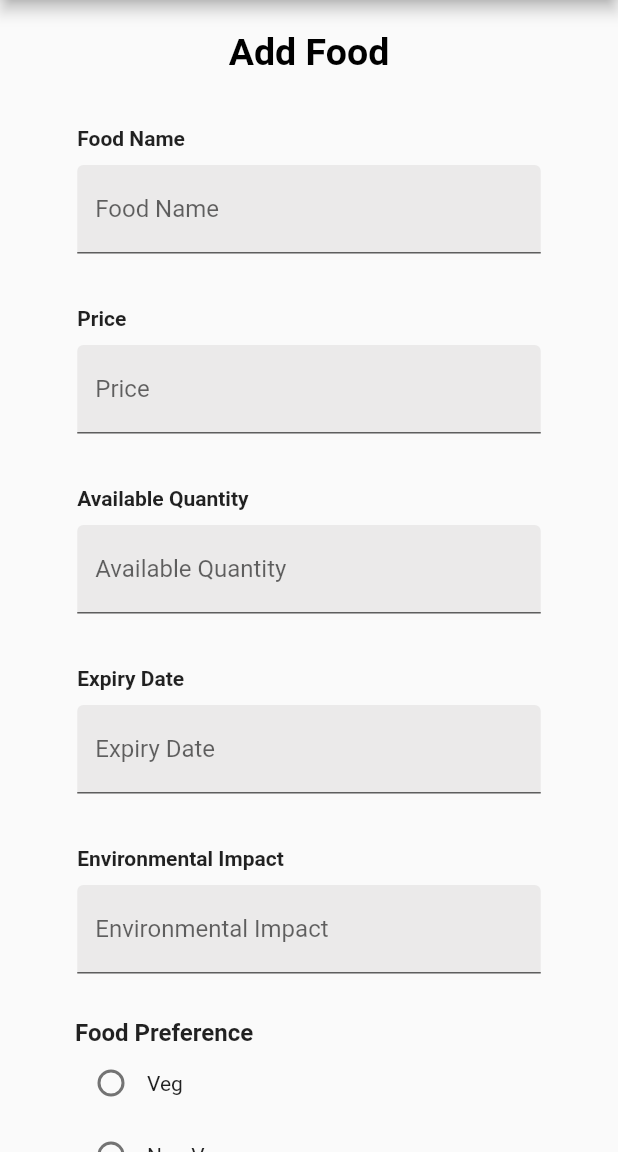
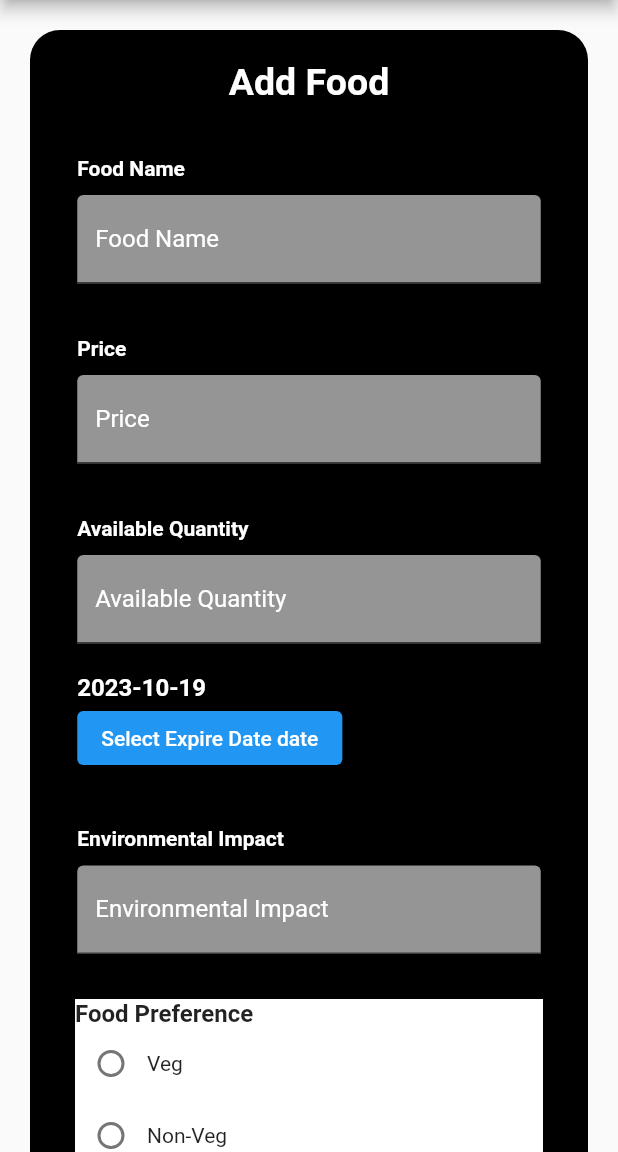
Before and after one commit to maneeshalakshani/Food-Forward, a Flutter app: the DonorAddFoodView screen opened by its route, on a phone screen of 412 x 824 dp, the part 84-1236 px from its top. Run offline on Flutter 3.47's test engine with Material 2 defaults, Android fonts, the phone set to English and light mode, and no system bars; our stand-ins replace auto_route, cloud_firestore, firebase_auth, firebase_core, firebase_storage, fl_chart and 5 more; accounts and stored records are empty; generated files the repository leaves out were written again.

Commit message:
fix: donor changes

```diff
--- a/lib/models/Food.dart
+++ b/lib/models/Food.dart
@@ -4,7 +4,7 @@ class Food {
   late String name;
   late String price;
   late String quantity;
-  late String expiryDate;
+  late DateTime expiryDate;
   late String foodPreference;
   late String imageUrl;
   late int environmentalImpact;
@@ -27,7 +27,7 @@ class Food {
     name = map["name"];
     price = map["price"];
     quantity = map["quantity"];
-    expiryDate = map["expiryDate"];
+    expiryDate = (map["expiryDate"] as Timestamp).toDate();
     foodPreference = map["foodPreference"];
     imageUrl = map["imageUrl"];
     environmentalImpact = map["environmentalImpact"];
--- a/lib/pages/Components/textField.dart
+++ b/lib/pages/Components/textField.dart
@@ -8,6 +8,7 @@ class CustomeTextField extends HookWidget {
     this.prefixIcon,
     this.marginTop = 15,
     this.showTopLabel = false,
+    this.textColor = Colors.black,
     required this.controller,
   }) : super(key: key);
   final String label;
@@ -15,6 +16,7 @@ class CustomeTextField extends HookWidget {
   final double? marginTop;
   final bool? showTopLabel;
   final TextEditingController controller;
+  final Color? textColor;
 
   @override
   Widget build(BuildContext context) {
@@ -30,8 +32,9 @@ class CustomeTextField extends HookWidget {
                 padding: const EdgeInsets.only(top: 20, bottom: 10),
                 child: Text(
                     label,
-                    style: const TextStyle(
+                    style: TextStyle(
                       fontWeight: FontWeight.bold,
+                      color: textColor,
                     ),
                   ),
               )
@@ -40,6 +43,9 @@ class CustomeTextField extends HookWidget {
             controller: controller,
             decoration: InputDecoration(
               hintText: 'Enter $label',
+              labelStyle: TextStyle(
+                color: textColor,
+              ),
               labelText: label,
               filled: true,
               fillColor: const Color.fromARGB(168, 227, 226, 226),
--- a/lib/pages/donor/add_food/add_food_view.dart
+++ b/lib/pages/donor/add_food/add_food_view.dart
@@ -4,6 +4,7 @@ import 'package:food_forward/pages/Components/appbar.dart';
 import 'package:food_forward/pages/Components/sideNav.dart';
 import 'package:food_forward/pages/Components/squareButton.dart';
 import 'package:food_forward/pages/Components/textField.dart';
+import 'package:food_forward/pages/donor/add_food/date_picker.dart';
 import 'package:food_forward/pages/donor/add_food/food_preference_selection.dart';
 import 'package:food_forward/pages/donor/add_food/food_state.dart';
 import 'package:food_forward/pages/donor/add_food/image_picker_button.dart';
@@ -34,6 +35,11 @@ class DonorAddFoodView extends HookWidget {
       body: SingleChildScrollView(
         child: Container(
           margin: const EdgeInsets.symmetric(horizontal: 20, vertical: 20),
+          padding: const EdgeInsets.only(top: 20),
+          decoration: BoxDecoration(
+            borderRadius: BorderRadius.circular(20.0),
+            color: Colors.black,
+          ),
           width: width,
           child: Column(
             children: [
@@ -44,33 +50,38 @@ class DonorAddFoodView extends HookWidget {
                   style: TextStyle(
                     fontSize: 25,
                     fontWeight: FontWeight.bold,
-                    color: Colors.black,
+                    color: Colors.white,
                   ),
                 ),
               ),
               CustomeTextField(
                 label: "Food Name",
                 showTopLabel: true,
+                textColor: Colors.white,
                 controller: foodNameController,
               ),
               CustomeTextField(
                 label: "Price",
                 showTopLabel: true,
+                textColor: Colors.white,
                 controller: priceController,
               ),
               CustomeTextField(
                 label: "Available Quantity",
                 showTopLabel: true,
+                textColor: Colors.white,
                 controller: quantityController,
               ),
-              CustomeTextField(
-                label: "Expiry Date",
-                showTopLabel: true,
-                controller: expiryController,
-              ),
+              // CustomeTextField(
+              //   label: "Expiry Date",
+              //   showTopLabel: true,
+              //   controller: expiryController,
+              // ),
+              DatePickerWidget(store: store),
               CustomeTextField(
                 label: "Environmental Impact",
                 showTopLabel: true,
+                textColor: Colors.white,
                 controller: envImpactController,
               ),
               FoodPreferenceSelection(
@@ -87,7 +98,7 @@ class DonorAddFoodView extends HookWidget {
                     name: foodNameController.text,
                     price: priceController.text,
                     quantity: quantityController.text,
-                    expiryDate: expiryController.text,
+                    expiryDate: store.selectedDate,
                     foodPreference: selectedPreference,
                     imageUrl: store.uploadedImageLink ?? "https://encrypted-tbn0.gstatic.com/images?q=tbn:ANd9GcQBxJxenAHi3BQqhFEjjW4m5u07Wg0dNC4u3k6jX0263bEM1CAb-k4mM10mOFDVVHt2h2E&usqp=CAU",
                     context: context,
--- /dev/null
+++ b/lib/pages/donor/add_food/date_picker.dart
@@ -0,0 +1,57 @@
+import 'package:flutter/material.dart';
+import 'package:flutter_hooks/flutter_hooks.dart';
+import 'package:flutter_mobx/flutter_mobx.dart';
+import 'package:food_forward/pages/donor/add_food/food_state.dart';
+
+// ignore: must_be_immutable
+class DatePickerWidget extends HookWidget {
+  DatePickerWidget({
+    Key? key,
+    required this.store,
+  }) : super(key: key);
+  FoodStore store;
+
+  @override
+  Widget build(BuildContext context) {
+    double width = MediaQuery.of(context).size.width;
+
+    return Container(
+      width: width/10 * 7.5,
+      margin: const EdgeInsets.only(top: 20),
+      child: Column(
+        crossAxisAlignment: CrossAxisAlignment.start,
+        children: [
+          Observer(
+            builder: (BuildContext context){
+              return Text(
+                "${store.selectedDate.toLocal()}".split(' ')[0], // Display selected date
+                style: TextStyle(fontSize: 16, fontWeight: FontWeight.bold, color: Colors.white),
+              );
+            },
+          ),
+          // const SizedBox(
+          //   height: 20.0,
+          // ),
+          ElevatedButton(
+            onPressed: () => _selectDate(context), // Open date picker
+            child: Text('Select Expire Date date'),
+          ),
+        ],
+      ),
+    );
+  }
+
+  Future<void> _selectDate(BuildContext context) async {
+    final DateTime? picked = await showDatePicker(
+      context: context,
+      initialDate: store.selectedDate,
+      firstDate: DateTime(2000),
+      lastDate: DateTime(2101),
+    );
+    if (picked != null && picked != store.selectedDate) {
+      // Update the selected date
+      store.setSelectedDate(selectedDate: picked);
+    }
+  }
+
+}
--- a/lib/pages/donor/add_food/food_preference_selection.dart
+++ b/lib/pages/donor/add_food/food_preference_selection.dart
@@ -15,7 +15,8 @@ class _FoodPreferenceSelectionState extends State<FoodPreferenceSelection> {
   @override
   Widget build(BuildContext context) {
     return Container(
-      margin: const EdgeInsets.only(left: 30, right: 30, top: 30),
+      margin: const EdgeInsets.only(left: 30, right: 30, top: 30, bottom: 10),
+      color: Colors.white,
       child: Column(
         crossAxisAlignment: CrossAxisAlignment.start,
         children: [
--- a/lib/pages/donor/add_food/image_picker_button.dart
+++ b/lib/pages/donor/add_food/image_picker_button.dart
@@ -25,7 +25,7 @@ class ImagePickerWidget extends HookWidget {
           child: const Text("Upload Image")
         ),
         Observer(builder: (BuildContext context){
-          return Text(store.uploadedImageLink ?? 'Image');
+          return Text(store.uploadedImageLink ?? 'Image', style: TextStyle(color: Colors.white),);
         }),
       ],
     );
--- a/lib/pages/donor/food_items/food_item_card.dart
+++ b/lib/pages/donor/food_items/food_item_card.dart
@@ -61,7 +61,7 @@ class FoodItemCard extends HookWidget {
                       ),
                     ),
                     Text(
-                      "Expiry Date: ${food.expiryDate}",
+                      "Expiry Date: ${food.expiryDate.toString().split(" ")[0]}",
                       style: const TextStyle(
                         color: Colors.black,
                         fontWeight: FontWeight.bold,
@@ -74,7 +74,7 @@ class FoodItemCard extends HookWidget {
                 margin: const EdgeInsets.only(right: 20),
                 child: GestureDetector(
                   onTap: () => showFoodItem(
-                    date: food.expiryDate,
+                    date: food.expiryDate.toString().split(' ')[0],
                     name: food.name,
                     imageUrl: food.imageUrl,
                     preference: food.foodPreference,
--- a/lib/services/donor/donor_services.dart
+++ b/lib/services/donor/donor_services.dart
@@ -17,7 +17,7 @@ class DonorFunction {
       {required String name,
       required String price,
       required String quantity,
-      required String expiryDate,
+      required DateTime expiryDate,
       required String foodPreference,
       required String imageUrl,
       required int environmentalImpact,
@@ -55,7 +55,7 @@ class DonorFunction {
     required String name,
     required String price,
     required String quantity,
-    required String expiryDate,
+    required DateTime expiryDate,
     required String foodPreference,
     required String imageUrl,
     required BuildContext context,
```
Also changed, not shown: lib/pages/donor/add_food/food_state.dart (+8 -0 lines), lib/pages/donor/update_food/update_food_view.dart (+19 -11 lines), lib/pages/donor/add_food/food_state.g.dart.
